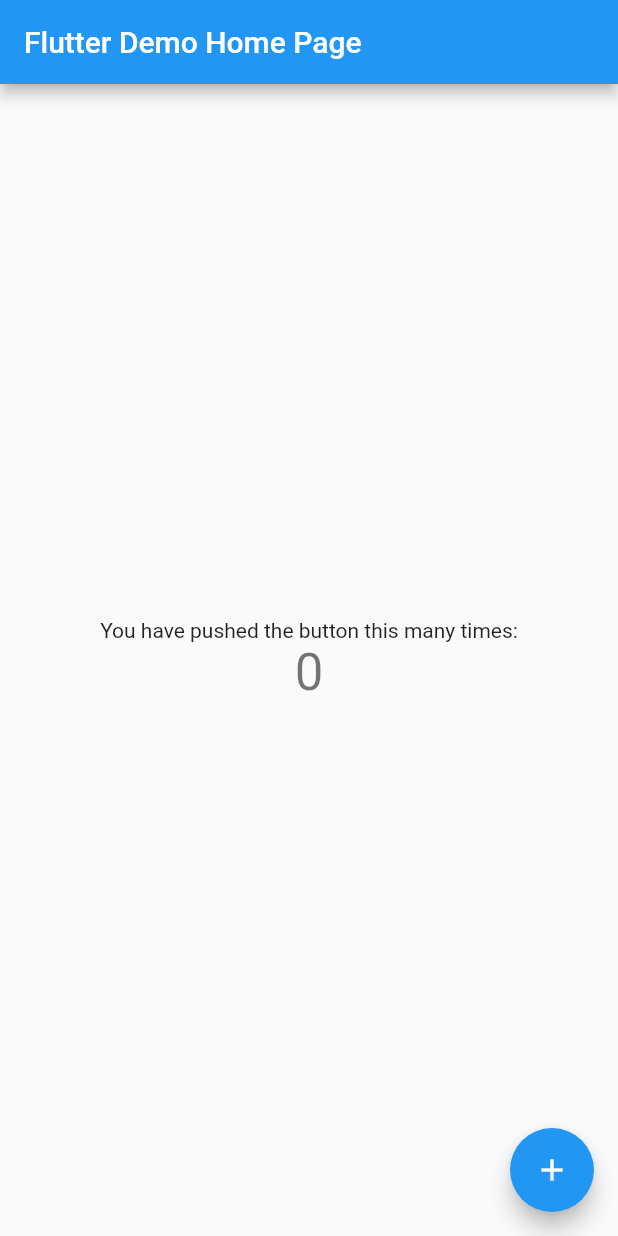
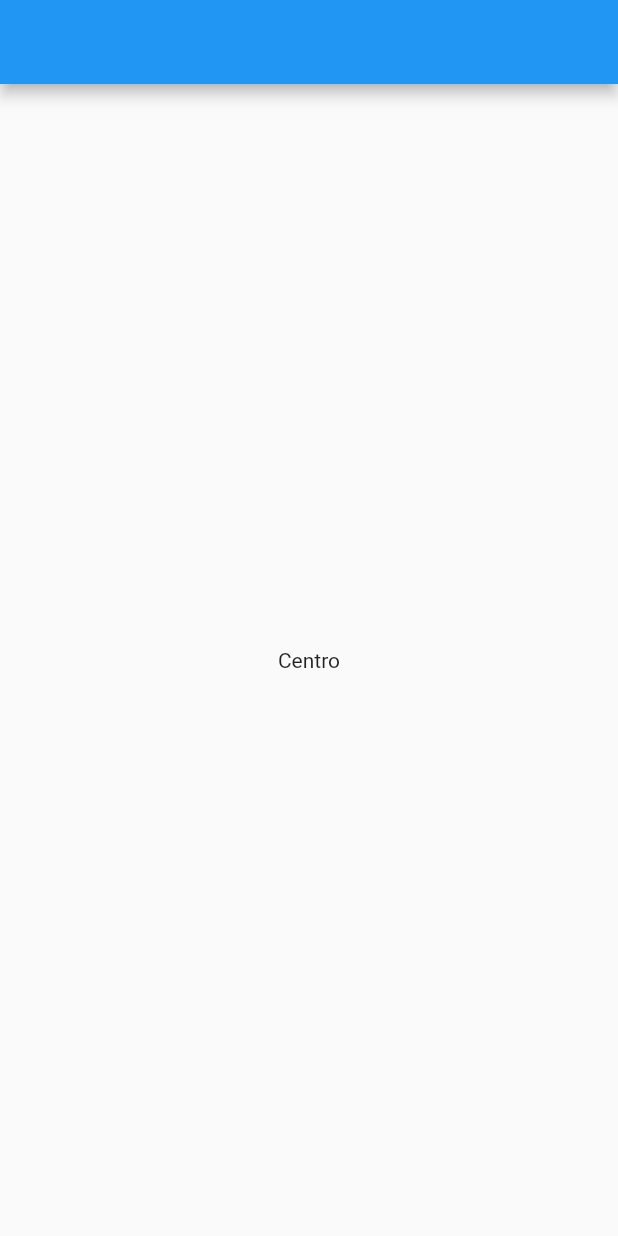
Before and after one commit to DavidCarrilho/projeto_perguntas, a Flutter app: the screen it shows after launch, on a phone screen of 412 x 824 dp. Run offline on Flutter 3.47's test engine with Material 2 defaults, Android fonts, the phone set to English and light mode, and no system bars.

Commit message:
feat: create home page

```diff
--- a/lib/main.dart
+++ b/lib/main.dart
@@ -1,111 +1,26 @@
+import 'package:flutter/cupertino.dart';
 import 'package:flutter/material.dart';
 
-void main() => runApp(MyApp());
+main() => runApp(MyApp());
 
 class MyApp extends StatelessWidget {
-  // This widget is the root of your application.
   @override
   Widget build(BuildContext context) {
     return MaterialApp(
-      title: 'Flutter Demo',
-      theme: ThemeData(
-        // This is the theme of your application.
-        //
-        // Try running your application with "flutter run". You'll see the
-        // application has a blue toolbar. Then, without quitting the app, try
-        // changing the primarySwatch below to Colors.green and then invoke
-        // "hot reload" (press "r" in the console where you ran "flutter run",
-        // or simply save your changes to "hot reload" in a Flutter IDE).
-        // Notice that the counter didn't reset back to zero; the application
-        // is not restarted.
-        primarySwatch: Colors.blue,
-      ),
-      home: MyHomePage(title: 'Flutter Demo Home Page'),
+      debugShowCheckedModeBanner: false,
+      home: MyHomePage(),
     );
   }
 }
 
-class MyHomePage extends StatefulWidget {
-  MyHomePage({Key key, this.title}) : super(key: key);
-
-  // This widget is the home page of your application. It is stateful, meaning
-  // that it has a State object (defined below) that contains fields that affect
-  // how it looks.
-
-  // This class is the configuration for the state. It holds the values (in this
-  // case the title) provided by the parent (in this case the App widget) and
-  // used by the build method of the State. Fields in a Widget subclass are
-  // always marked "final".
-
-  final String title;
-
-  @override
-  _MyHomePageState createState() => _MyHomePageState();
-}
-
-class _MyHomePageState extends State<MyHomePage> {
-  int _counter = 0;
-
-  void _incrementCounter() {
-    setState(() {
-      // This call to setState tells the Flutter framework that something has
-      // changed in this State, which causes it to rerun the build method below
-      // so that the display can reflect the updated values. If we changed
-      // _counter without calling setState(), then the build method would not be
-      // called again, and so nothing would appear to happen.
-      _counter++;
-    });
-  }
-
+class MyHomePage extends StatelessWidget {
   @override
   Widget build(BuildContext context) {
-    // This method is rerun every time setState is called, for instance as done
-    // by the _incrementCounter method above.
-    //
-    // The Flutter framework has been optimized to make rerunning build methods
-    // fast, so that you can just rebuild anything that needs updating rather
-    // than having to individually change instances of widgets.
     return Scaffold(
-      appBar: AppBar(
-        // Here we take the value from the MyHomePage object that was created by
-        // the App.build method, and use it to set our appbar title.
-        title: Text(widget.title),
+      appBar: AppBar(),
+      body: Center(
+        child: Text("Centro"),
       ),
-      body: Center(
-        // Center is a layout widget. It takes a single child and positions it
-        // in the middle of the parent.
-        child: Column(
-          // Column is also a layout widget. It takes a list of children and
-          // arranges them vertically. By default, it sizes itself to fit its
-          // children horizontally, and tries to be as tall as its parent.
-          //
-          // Invoke "debug painting" (press "p" in the console, choose the
-          // "Toggle Debug Paint" action from the Flutter Inspector in Android
-          // Studio, or the "Toggle Debug Paint" command in Visual Studio Code)
-          // to see the wireframe for each widget.
-          //
-          // Column has various properties to control how it sizes itself and
-          // how it positions its children. Here we use mainAxisAlignment to
-          // center the children vertically; the main axis here is the vertical
-          // axis because Columns are vertical (the cross axis would be
-          // horizontal).
-          mainAxisAlignment: MainAxisAlignment.center,
-          children: <Widget>[
-            Text(
-              'You have pushed the button this many times:',
-            ),
-            Text(
-              '$_counter',
-              style: Theme.of(context).textTheme.display1,
-            ),
-          ],
-        ),
-      ),
-      floatingActionButton: FloatingActionButton(
-        onPressed: _incrementCounter,
-        tooltip: 'Increment',
-        child: Icon(Icons.add),
-      ), // This trailing comma makes auto-formatting nicer for build methods.
     );
   }
 }
```
Also changed, not shown: 1 other file.
